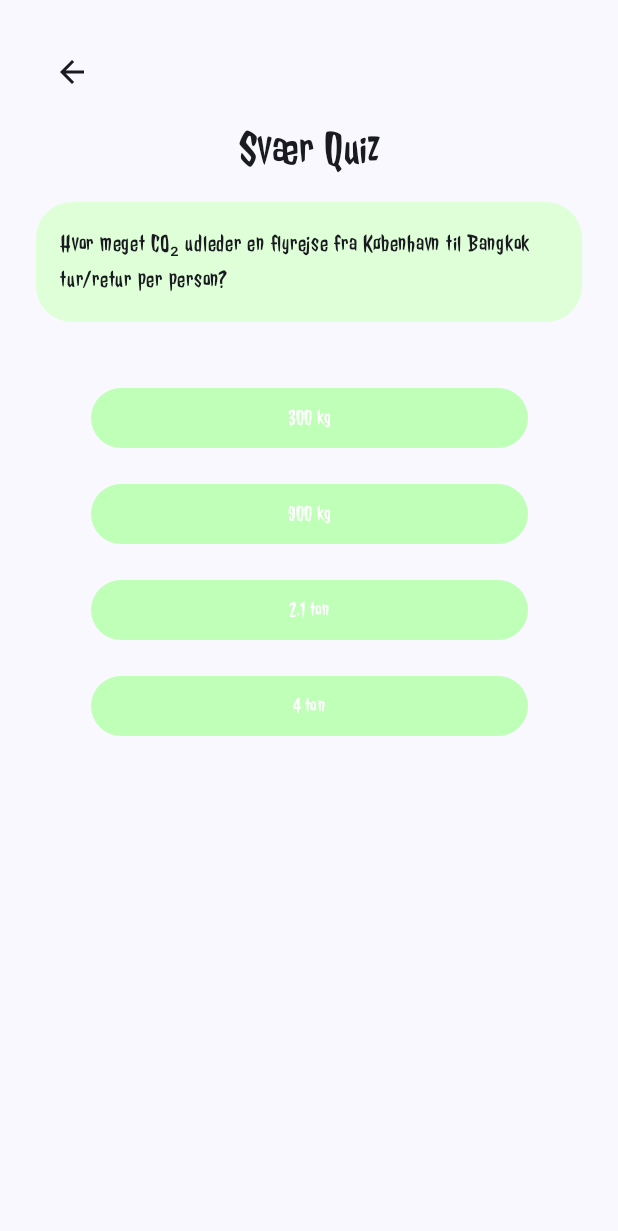
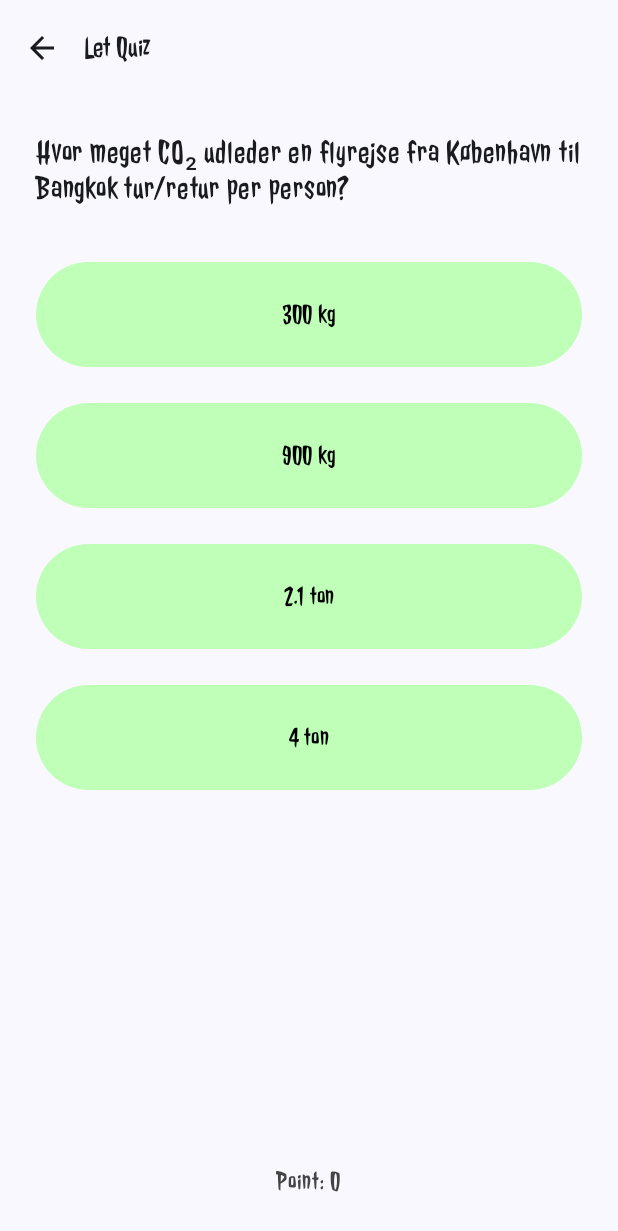
Before and after one commit to Dmikko/KlimaKlog, an Android app built with Jetpack Compose: the SvaerQuizScreen screen opened through its navigation route, on a phone screen of 412 x 824 dp. Shown: the top 1231 px of the screen. Run offline under Robolectric (Android 15) with nearby library versions, the phone set to English and light mode, and no system bars.

Commit message:
More navi added, local storage, point system dynamics and some minor details for later

```diff
--- a/app/build.gradle.kts
+++ b/app/build.gradle.kts
@@ -75,6 +75,11 @@ dependencies {
     implementation("org.jetbrains.kotlinx:kotlinx-serialization-json:1.6.0")
 
 
+    // DataStore for saving data locally
+
+    implementation("androidx.datastore:datastore-preferences:1.1.6")
+
+
     // Testing
     testImplementation("junit:junit:4.13.2")
     androidTestImplementation("androidx.test.ext:junit:1.1.5")
--- /dev/null
+++ b/app/src/main/java/com/example/klimaklog/quiz/QuizQuestionUI.kt
@@ -0,0 +1,90 @@
+package com.example.klimaklog.quiz
+
+import androidx.compose.foundation.layout.*
+import androidx.compose.foundation.shape.RoundedCornerShape
+import androidx.compose.material3.*
+import androidx.compose.runtime.Composable
+import androidx.compose.ui.Alignment
+import androidx.compose.ui.Modifier
+import androidx.compose.ui.graphics.Color
+import androidx.compose.ui.text.font.FontFamily
+import androidx.compose.ui.unit.dp
+import androidx.compose.ui.unit.sp
+import com.example.klimaklog.quiz.model.QuizQuestion
+
+
+@Composable
+fun QuizQuestionUI(
+    question: QuizQuestion,
+    userAnswer: String?,
+    points: Int,
+    onAnswerSelected: (String) -> Unit,
+    onNext: () -> Unit,
+    font: FontFamily
+) {
+    Column(
+        horizontalAlignment = Alignment.CenterHorizontally,
+        modifier = Modifier
+            .fillMaxSize()
+            .padding(24.dp)
+    ) {
+        Text(
+            text = question.text,
+            fontFamily = font,
+            fontSize = 22.sp,
+            modifier = Modifier.padding(bottom = 24.dp)
+        )
+
+        question.options.forEach { option ->
+            Button(
+                onClick = { onAnswerSelected(option) },
+                colors = ButtonDefaults.buttonColors(containerColor = Color(0xFFBFFFB8)),
+                shape = RoundedCornerShape(50),
+                modifier = Modifier
+                    .padding(vertical = 12.dp)
+                    .fillMaxWidth()
+                    .height(70.dp)
+            ) {
+                Text(option, fontFamily = font, fontSize = 18.sp, color = Color.Black)
+            }
+        }
+
+        if (userAnswer != null) {
+            Spacer(modifier = Modifier.height(24.dp))
+            val correct = userAnswer == question.correctAnswer
+            Text(
+                text = if (correct) "Korrekt! +10 point" else "Forkert 😢",
+                color = if (correct) Color(0xFF4CAF50) else Color.Red,
+                fontFamily = font,
+                fontSize = 20.sp
+            )
+        }
+
+        Spacer(modifier = Modifier.weight(1f))
+
+        Text(
+            text = "Point: $points",
+            fontFamily = font,
+            fontSize = 18.sp,
+            color = Color.DarkGray
+        )
+
+        if (userAnswer != null) {
+            Spacer(modifier = Modifier.height(24.dp))
+
+            Button(
+                onClick = onNext,
+                modifier = Modifier
+                    .fillMaxWidth()
+                    .height(60.dp),
+                shape = RoundedCornerShape(50),
+                colors = ButtonDefaults.buttonColors(containerColor = Color(0xFF4CAF50))
+            ) {
+                Text("Næste", fontFamily = font, fontSize = 18.sp, color = Color.White)
+            }
+        }
+
+
+
+    }
+}
--- a/app/src/main/java/com/example/klimaklog/quiz/SvaerQuizScreen.kt
+++ b/app/src/main/java/com/example/klimaklog/quiz/SvaerQuizScreen.kt
@@ -1,103 +1,81 @@
 package com.example.klimaklog.quiz
 
-import androidx.compose.foundation.background
+import androidx.compose.runtime.*
 import androidx.compose.foundation.layout.*
-import androidx.compose.foundation.shape.RoundedCornerShape
 import androidx.compose.material.icons.Icons
 import androidx.compose.material.icons.automirrored.filled.ArrowBack
 import androidx.compose.material3.*
-import androidx.compose.runtime.*
 import androidx.compose.ui.Alignment
 import androidx.compose.ui.Modifier
-import androidx.compose.ui.graphics.Color
 import androidx.compose.ui.unit.dp
 import androidx.compose.ui.unit.sp
+import androidx.compose.ui.text.font.Font
+import androidx.compose.ui.text.font.FontFamily
+import androidx.navigation.NavController
+import com.example.klimaklog.R
+import com.example.klimaklog.viewmodel.QuizViewModel
 import androidx.lifecycle.viewmodel.compose.viewModel
-import androidx.navigation.NavController
-import com.example.klimaklog.ui.theme.klimaFont
-import com.example.klimaklog.viewmodel.QuizViewModel
 
+
+@OptIn(ExperimentalMaterial3Api::class)
 @Composable
 fun SvaerQuizScreen(navController: NavController, viewModel: QuizViewModel = viewModel()) {
+    val klimaFont = remember {
+        try {
+            FontFamily(Font(R.font.jolly_lodger))
+        } catch (e: Exception) {
+            FontFamily.Default
+        }
+    }
+
     val question by viewModel.currentQuestion.collectAsState()
     val userAnswer by viewModel.userAnswer.collectAsState()
+    val points by viewModel.points.collectAsState()
 
     LaunchedEffect(Unit) {
         viewModel.loadQuestions("svaer")
     }
 
-    Column(
-        modifier = Modifier
-            .fillMaxSize()
-            .padding(24.dp),
-        horizontalAlignment = Alignment.CenterHorizontally
-    ) {
-        Row(
-            modifier = Modifier.fillMaxWidth(),
-            horizontalArrangement = Arrangement.Start
-        ) {
-            IconButton(onClick = { navController.popBackStack() }) {
-                Icon(
-                    imageVector = Icons.AutoMirrored.Filled.ArrowBack,
-                    contentDescription = "Tilbage"
-                )
-            }
-        }
-
-        Spacer(modifier = Modifier.height(8.dp))
-
-        Text(
-            text = "Svær Quiz",
-            fontFamily = klimaFont,
-            fontSize = 32.sp,
-            modifier = Modifier.padding(bottom = 16.dp)
-        )
-
-        if (question == null) {
-            CircularProgressIndicator()
-            return
-        }
-
-        Box(
-            modifier = Modifier
-                .background(Color(0xFFDFFFD9), RoundedCornerShape(24.dp))
-                .padding(16.dp)
-        ) {
-            Text(
-                text = question!!.text,
-                fontFamily = klimaFont,
-                fontSize = 16.sp
+    Scaffold(
+        topBar = {
+            TopAppBar(
+                title = {
+                    Text("Let Quiz", fontFamily = klimaFont, fontSize = 20.sp)
+                },
+                navigationIcon = {
+                    IconButton(onClick = { navController.popBackStack() }) {
+                        Icon(Icons.AutoMirrored.Filled.ArrowBack, contentDescription = "Tilbage")
+                    }
+                }
             )
         }
+    ) { padding ->
+        Box(modifier = Modifier.padding(padding)) {
+            if (question != null) {
+                QuizQuestionUI(
+                    question = question!!,
+                    userAnswer = userAnswer,
+                    points = points,
+                    onAnswerSelected = { answer ->
+                        viewModel.submitAnswer(answer)
+                        viewModel.incrementPointsIfCorrect()
+                    },
+                    onNext = { viewModel.nextQuestion() },
+                    font = klimaFont
+                )
 
-        Spacer(modifier = Modifier.height(32.dp))
-
-        question!!.options.forEach { option ->
-            Button(
-                onClick = { viewModel.submitAnswer(option) },
-                colors = ButtonDefaults.buttonColors(containerColor = Color(0xFFBFFFB8)),
-                shape = RoundedCornerShape(50),
-                modifier = Modifier
-                    .padding(vertical = 8.dp)
-                    .fillMaxWidth(0.8f)
-            ) {
-                Text(option, fontFamily = klimaFont)
-            }
-        }
-
-        if (userAnswer != null) {
-            Spacer(modifier = Modifier.height(24.dp))
-            Text(
-                text = if (userAnswer == question!!.correctAnswer) "Korrekt! +10" else "Forkert 😢",
-                fontFamily = klimaFont,
-                fontSize = 20.sp,
-                color = if (userAnswer == question!!.correctAnswer) Color.Green else Color.Red
-            )
-
-            Spacer(modifier = Modifier.height(16.dp))
-
-            Button(onClick = { viewModel.nextQuestion() }) {
-                Text("Næste", fontFamily = klimaFont)
+            } else {
+                Column(
+                    modifier = Modifier
+                        .fillMaxSize()
+                        .padding(24.dp),
+                    horizontalAlignment = Alignment.CenterHorizontally,
+                    verticalArrangement = Arrangement.Center
+                ) {
+                    CircularProgressIndicator()
+                    Spacer(modifier = Modifier.height(16.dp))
+                    Text("Indlæser spørgsmål...", fontFamily = klimaFont)
+                }
             }
         }
     }
--- a/app/src/main/java/com/example/klimaklog/quiz/viewmodel/QuizViewModel.kt
+++ b/app/src/main/java/com/example/klimaklog/quiz/viewmodel/QuizViewModel.kt
@@ -1,28 +1,35 @@
 package com.example.klimaklog.viewmodel
 
 import android.app.Application
+import androidx.datastore.preferences.core.edit
+import androidx.datastore.preferences.core.intPreferencesKey
+import androidx.datastore.preferences.preferencesDataStore
 import androidx.lifecycle.AndroidViewModel
 import androidx.lifecycle.viewModelScope
+import com.example.klimaklog.data.dataStore
 import com.example.klimaklog.quiz.model.QuizQuestion
-import kotlinx.coroutines.flow.MutableStateFlow
-import kotlinx.coroutines.flow.asStateFlow
+import kotlinx.coroutines.flow.*
 import kotlinx.coroutines.launch
 import kotlinx.serialization.Serializable
 import kotlinx.serialization.decodeFromString
 import kotlinx.serialization.json.Json
 
 @Serializable
-data class QuizQuestionWrapper(
-    val questions: List<QuizQuestion>
-)
+data class QuizQuestionWrapper(val questions: List<QuizQuestion>)
+
+private val Application.dataStore by preferencesDataStore(name = "klima_prefs")
+private val TOTAL_POINTS_KEY = intPreferencesKey("total_klima_points")
 
 class QuizViewModel(application: Application) : AndroidViewModel(application) {
 
+    private val context = getApplication<Application>().applicationContext
+
     companion object {
-        private val json = Json {
-            ignoreUnknownKeys = true
-        }
+        private val json = Json { ignoreUnknownKeys = true }
     }
+
+    private val _totalPoints = MutableStateFlow(0)
+    val totalPoints = _totalPoints.asStateFlow()
 
     private val _allQuestions = mutableListOf<QuizQuestion>()
     private var currentIndex = 0
@@ -33,29 +40,67 @@ class QuizViewModel(application: Application) : AndroidViewModel(application) {
     private val _userAnswer = MutableStateFlow<String?>(null)
     val userAnswer = _userAnswer.asStateFlow()
 
+    private val _points = MutableStateFlow(0)
+    val points = _points.asStateFlow()
+
+    init {
+        loadSavedPoints()
+    }
+
+    private fun loadSavedPoints() {
+        viewModelScope.launch {
+            context.dataStore.data.map { prefs ->
+                prefs[TOTAL_POINTS_KEY] ?: 0
+            }.collect { savedPoints ->
+                _totalPoints.value = savedPoints
+            }
+        }
+    }
+
+    private suspend fun saveTotalPoints(value: Int) {
+        context.dataStore.edit { prefs ->
+            prefs[TOTAL_POINTS_KEY] = value
+        }
+    }
+
     fun loadQuestions(difficulty: String) {
         viewModelScope.launch {
             try {
-                val context = getApplication<Application>().applicationContext
                 val jsonString = context.assets.open("quiz/quiz_questions.json")
-                    .bufferedReader()
-                    .use { it.readText() }
+                    .bufferedReader().use { it.readText() }
 
                 val parsed = json.decodeFromString<QuizQuestionWrapper>(jsonString)
 
                 _allQuestions.clear()
-                _allQuestions.addAll(parsed.questions.filter { it.level.equals(difficulty, ignoreCase = true) })
+                _allQuestions.addAll(parsed.questions.filter {
+                    it.level.equals(difficulty, ignoreCase = true)
+                })
+
                 currentIndex = 0
                 _currentQuestion.value = _allQuestions.getOrNull(currentIndex)
                 _userAnswer.value = null
+                _points.value = 0
+
             } catch (e: Exception) {
-                e.printStackTrace() // Log til fejlsøgning
+                e.printStackTrace()
             }
         }
     }
 
     fun submitAnswer(answer: String) {
         _userAnswer.value = answer
+        if (checkAnswerIsCorrect()) {
+            viewModelScope.launch {
+                _totalPoints.value += 10
+                saveTotalPoints(_totalPoints.value)
+            }
+        }
+    }
+
+    fun incrementPointsIfCorrect() {
+        if (_userAnswer.value == _currentQuestion.value?.correctAnswer) {
+            _points.value += 10
+        }
     }
 
     fun checkAnswerIsCorrect(): Boolean {
@@ -76,5 +121,6 @@ class QuizViewModel(application: Application) : AndroidViewModel(application) {
         currentIndex = 0
         _currentQuestion.value = _allQuestions.getOrNull(currentIndex)
         _userAnswer.value = null
+        _points.value = 0
     }
 }
```
Also changed, not shown: app/src/main/java/com/example/klimaklog/PreferencesManager.kt (added, +27 -0 lines), app/src/main/java/com/example/klimaklog/quiz/LetQuizScreen.kt (+53 -83 lines), app/src/main/java/com/example/klimaklog/quiz/MellemQuizScreen.kt (+54 -76 lines), app/src/main/java/com/example/klimaklog/quiz/QuizComponents.kt (+25 -0 lines), app/src/main/java/com/example/klimaklog/quiz/QuizOverviewScreen.kt (+12 -12 lines), app/src/main/java/com/example/klimaklog/quiz/QuizScreen.kt (+24 -29 lines), app/src/main/java/com/example/klimaklog/ui/components/NavigationComponents.kt (added, +31 -0 lines).
